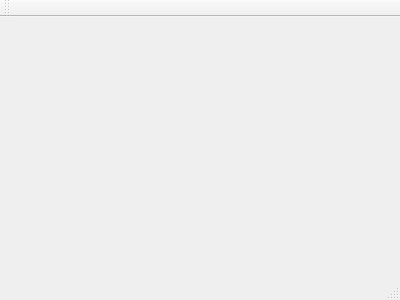
The window that mainwindow.ui (SeanFxyz/picman) describes before a commit, drawn with Qt 5.
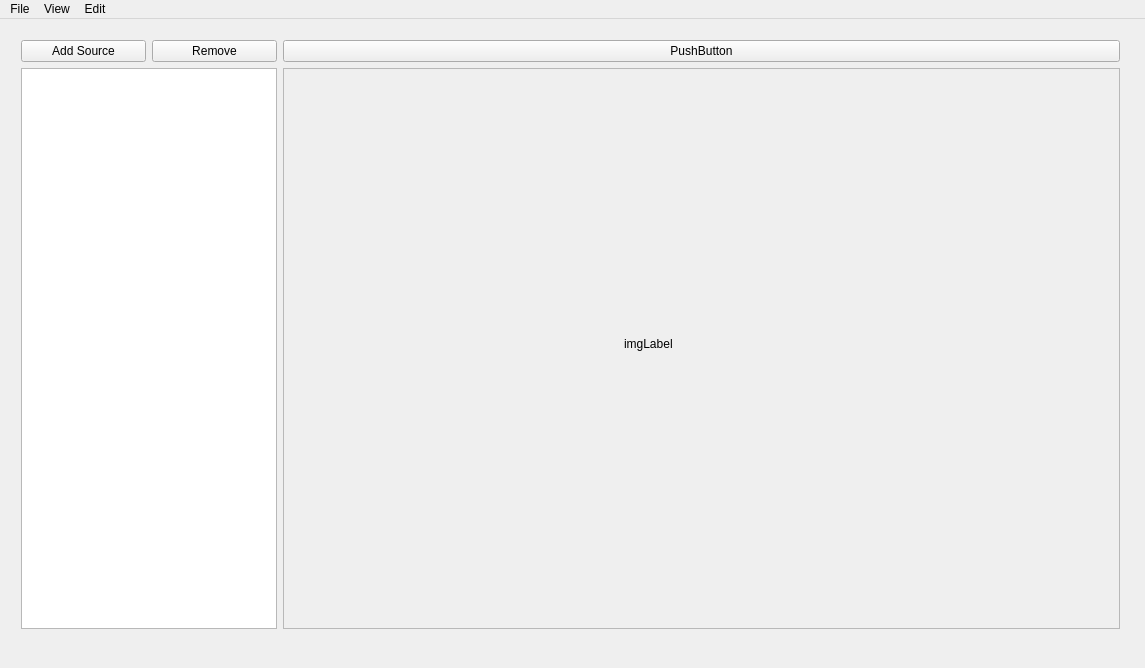
The same window after the commit.

Commit message: Mostly finished interface form for main window (mainwindow.ui).

What changed in the file:
```diff
--- a/mainwindow.ui
+++ b/mainwindow.ui
@@ -1,24 +1,237 @@
 <ui version="4.0">
  <class>MainWindow</class>
- <widget class="QMainWindow" name="MainWindow" >
-  <property name="geometry" >
+ <widget class="QMainWindow" name="MainWindow">
+  <property name="geometry">
    <rect>
     <x>0</x>
     <y>0</y>
-    <width>400</width>
-    <height>300</height>
+    <width>1145</width>
+    <height>668</height>
    </rect>
   </property>
   <property name="windowTitle" >
    <string>MainWindow</string>
   </property>
-  <widget class="QMenuBar" name="menuBar" />
-  <widget class="QToolBar" name="mainToolBar" />
-  <widget class="QWidget" name="centralWidget" />
-  <widget class="QStatusBar" name="statusBar" />
+  <widget class="QWidget" name="centralWidget">
+   <widget class="QWidget" name="horizontalLayoutWidget">
+    <property name="geometry">
+     <rect>
+      <x>10</x>
+      <y>10</y>
+      <width>1121</width>
+      <height>611</height>
+     </rect>
+    </property>
+    <layout class="QHBoxLayout" name="mainHBox">
+     <item>
+      <layout class="QVBoxLayout" name="srcVBox">
+       <item>
+        <layout class="QHBoxLayout" name="srcHeaderHBox">
+         <item>
+          <widget class="QPushButton" name="addSrcButton">
+           <property name="text">
+            <string>Add Source</string>
+           </property>
+          </widget>
+         </item>
+         <item>
+          <widget class="QPushButton" name="rmSrcButton">
+           <property name="text">
+            <string>Remove</string>
+           </property>
+          </widget>
+         </item>
+        </layout>
+       </item>
+       <item>
+        <widget class="QListWidget" name="listWidget">
+         <property name="sizePolicy">
+          <sizepolicy hsizetype="Minimum" vsizetype="Expanding">
+           <horstretch>0</horstretch>
+           <verstretch>0</verstretch>
+          </sizepolicy>
+         </property>
+        </widget>
+       </item>
+      </layout>
+     </item>
+     <item>
+      <layout class="QVBoxLayout" name="midVBox">
+       <item>
+        <layout class="QHBoxLayout" name="editToolsHBox">
+         <item>
+          <widget class="QPushButton" name="pushButton">
+           <property name="text">
+            <string>PushButton</string>
+           </property>
+          </widget>
+         </item>
+        </layout>
+       </item>
+       <item>
+        <widget class="QScrollArea" name="imgScrollArea">
+         <property name="widgetResizable">
+          <bool>true</bool>
+         </property>
+         <widget class="QWidget" name="scrollAreaWidgetContents">
+          <property name="geometry">
+           <rect>
+            <x>0</x>
+            <y>0</y>
+            <width>806</width>
+            <height>548</height>
+           </rect>
+          </property>
+          <widget class="QLabel" name="imgLabel">
+           <property name="geometry">
+            <rect>
+             <x>340</x>
+             <y>260</y>
+             <width>118</width>
+             <height>29</height>
+            </rect>
+           </property>
+           <property name="sizePolicy">
+            <sizepolicy hsizetype="Ignored" vsizetype="Ignored">
+             <horstretch>0</horstretch>
+             <verstretch>0</verstretch>
+            </sizepolicy>
+           </property>
+           <property name="text">
+            <string>imgLabel</string>
+           </property>
+           <property name="scaledContents">
+            <bool>true</bool>
+           </property>
+          </widget>
+         </widget>
+        </widget>
+       </item>
+      </layout>
+     </item>
+     <item>
+      <layout class="QVBoxLayout" name="dstVBox">
+       <item>
+        <layout class="QHBoxLayout" name="dstHeaderHBox"/>
+       </item>
+      </layout>
+     </item>
+    </layout>
+   </widget>
+  </widget>
+  <widget class="QMenuBar" name="menuBar">
+   <property name="geometry">
+    <rect>
+     <x>0</x>
+     <y>0</y>
+     <width>1145</width>
+     <height>34</height>
+    </rect>
+   </property>
+   <widget class="QMenu" name="menuFile">
+    <property name="title">
+     <string>File</string>
+    </property>
+    <addaction name="actionApply"/>
+    <addaction name="actionAddSource"/>
+    <addaction name="actionAddDestination"/>
+   </widget>
+   <widget class="QMenu" name="menuView">
+    <property name="title">
+     <string>View</string>
+    </property>
+    <widget class="QMenu" name="menuList_View">
+     <property name="title">
+      <string>List View</string>
+     </property>
+     <addaction name="actionThumbnails"/>
+     <addaction name="actionFilenames"/>
+     <addaction name="actionFilenamesAndThumbnails"/>
+    </widget>
+    <addaction name="menuList_View"/>
+   </widget>
+   <widget class="QMenu" name="menuEdit">
+    <property name="title">
+     <string>Edit</string>
+    </property>
+    <addaction name="actionCrop"/>
+    <addaction name="actionRotate90Right"/>
+    <addaction name="actionRotate90Left"/>
+    <addaction name="actionRotate180"/>
+    <addaction name="actionClearMetadata"/>
+    <addaction name="actionEditMetadata"/>
+   </widget>
+   <addaction name="menuFile"/>
+   <addaction name="menuView"/>
+   <addaction name="menuEdit"/>
+  </widget>
+  <action name="actionOpen">
+   <property name="text">
+    <string>Open</string>
+   </property>
+  </action>
+  <action name="actionApply">
+   <property name="text">
+    <string>Apply Operations</string>
+   </property>
+  </action>
+  <action name="actionThumbnails">
+   <property name="text">
+    <string>Thumbnails</string>
+   </property>
+  </action>
+  <action name="actionFilenames">
+   <property name="text">
+    <string>File names</string>
+   </property>
+  </action>
+  <action name="actionFilenamesAndThumbnails">
+   <property name="text">
+    <string>File names + Thumbnails</string>
+   </property>
+  </action>
+  <action name="actionAddSource">
+   <property name="text">
+    <string>Add Source</string>
+   </property>
+  </action>
+  <action name="actionAddDestination">
+   <property name="text">
+    <string>Add Destination</string>
+   </property>
+  </action>
+  <action name="actionCrop">
+   <property name="text">
+    <string>Crop</string>
+   </property>
+  </action>
+  <action name="actionRotate90Right">
+   <property name="text">
+    <string>Rotate 90° right</string>
+   </property>
+  </action>
+  <action name="actionRotate90Left">
+   <property name="text">
+    <string>Rotate 90° left</string>
+   </property>
+  </action>
+  <action name="actionClearMetadata">
+   <property name="text">
+    <string>Clear metadata (jpg/jpeg)</string>
+   </property>
+  </action>
+  <action name="actionEditMetadata">
+   <property name="text">
+    <string>Edit metadata (jpg/jpeg)</string>
+   </property>
+  </action>
+  <action name="actionRotate180">
+   <property name="text">
+    <string>Rotate 180°</string>
+   </property>
+  </action>
  </widget>
- <layoutDefault spacing="6" margin="11" />
- <pixmapfunction></pixmapfunction>
+ <layoutdefault spacing="6" margin="11"/>
  <resources/>
  <connections/>
 </ui>
```
Left out of the diff: 3 changed lines with no effect on the pictures.
